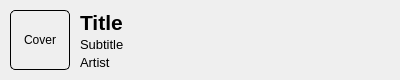
This is music_frame.ui in Cooooldwind/netease-downloader as Qt 5 draws it before an edit. The edited form follows.
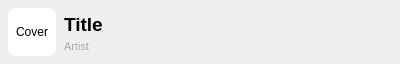
This is the edited form.

The edit to the form file:
```diff
--- a/music_frame.ui
+++ b/music_frame.ui
@@ -7,7 +7,7 @@
     <x>0</x>
     <y>0</y>
     <width>400</width>
-    <height>80</height>
+    <height>64</height>
    </rect>
   </property>
   <property name="windowTitle">
@@ -16,15 +16,17 @@
   <widget class="QLabel" name="coverLabel">
    <property name="geometry">
     <rect>
-     <x>10</x>
-     <y>10</y>
-     <width>60</width>
-     <height>60</height>
+     <x>8</x>
+     <y>8</y>
+     <width>48</width>
+     <height>48</height>
     </rect>
    </property>
    <property name="styleSheet">
-    <string notr="true">border-radius: 5px;
-border: 1px solid black;</string>
+    <string notr="true">border-radius: 8px; background-color: white;</string>
+   </property>
+   <property name="frameShape">
+    <enum>QFrame::Shape::StyledPanel</enum>
    </property>
    <property name="text">
     <string>Cover</string>
@@ -36,10 +38,10 @@
   <widget class="QLabel" name="titleLabel">
    <property name="geometry">
     <rect>
-     <x>80</x>
-     <y>10</y>
-     <width>310</width>
-     <height>25</height>
+     <x>64</x>
+     <y>12</y>
+     <width>328</width>
+     <height>24</height>
     </rect>
    </property>
    <property name="sizePolicy">
@@ -50,7 +52,7 @@
    </property>
    <property name="font">
     <font>
-     <pointsize>16</pointsize>
+     <pointsize>14</pointsize>
      <bold>true</bold>
     </font>
    </property>
@@ -61,45 +63,24 @@
   <widget class="QLabel" name="aritstLabel">
    <property name="geometry">
     <rect>
-     <x>80</x>
-     <y>55</y>
-     <width>310</width>
-     <height>15</height>
+     <x>64</x>
+     <y>40</y>
+     <width>328</width>
+     <height>12</height>
     </rect>
    </property>
    <property name="font">
     <font>
-     <pointsize>10</pointsize>
+     <pointsize>8</pointsize>
     </font>
    </property>
    <property name="styleSheet">
-    <string notr="true">opacity: 0.7;</string>
+    <string notr="true">color: rgb(170, 170, 170);</string>
    </property>
    <property name="text">
     <string>Artist</string>
    </property>
   </widget>
-  <widget class="QLabel" name="subtitleLabel">
-   <property name="geometry">
-    <rect>
-     <x>80</x>
-     <y>37</y>
-     <width>310</width>
-     <height>15</height>
-    </rect>
-   </property>
-   <property name="font">
-    <font>
-     <pointsize>10</pointsize>
-    </font>
-   </property>
-   <property name="styleSheet">
-    <string notr="true">opacity: 0.7;</string>
-   </property>
-   <property name="text">
-    <string>Subtitle</string>
-   </property>
-  </widget>
  </widget>
  <resources/>
  <connections/>
```
